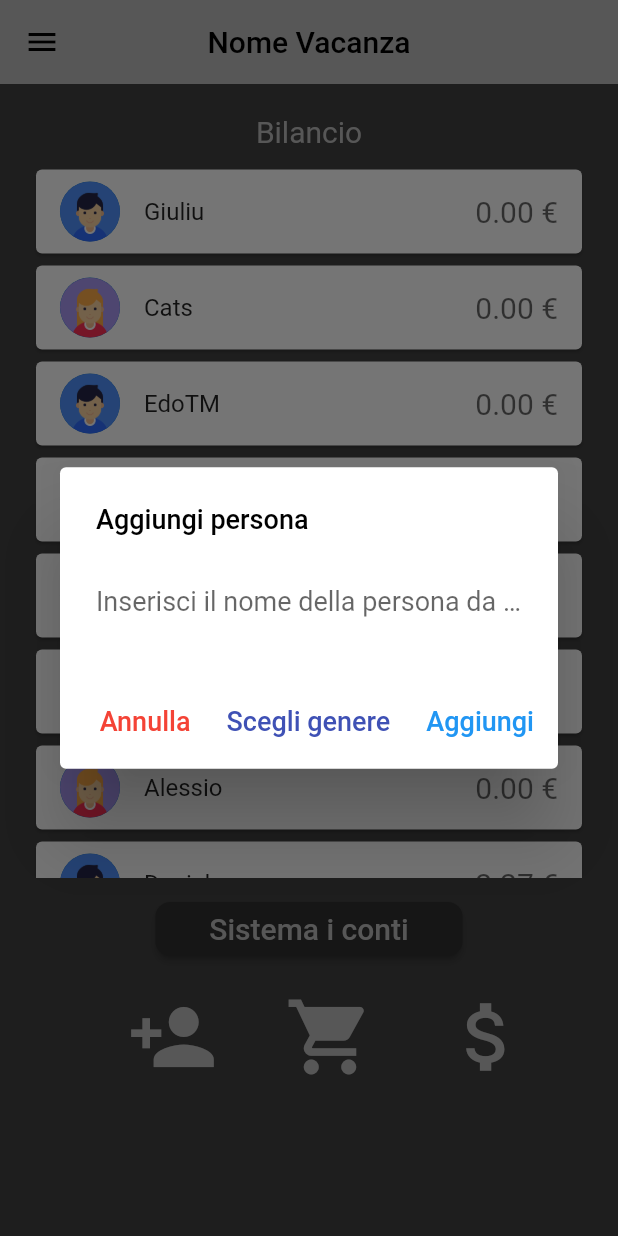
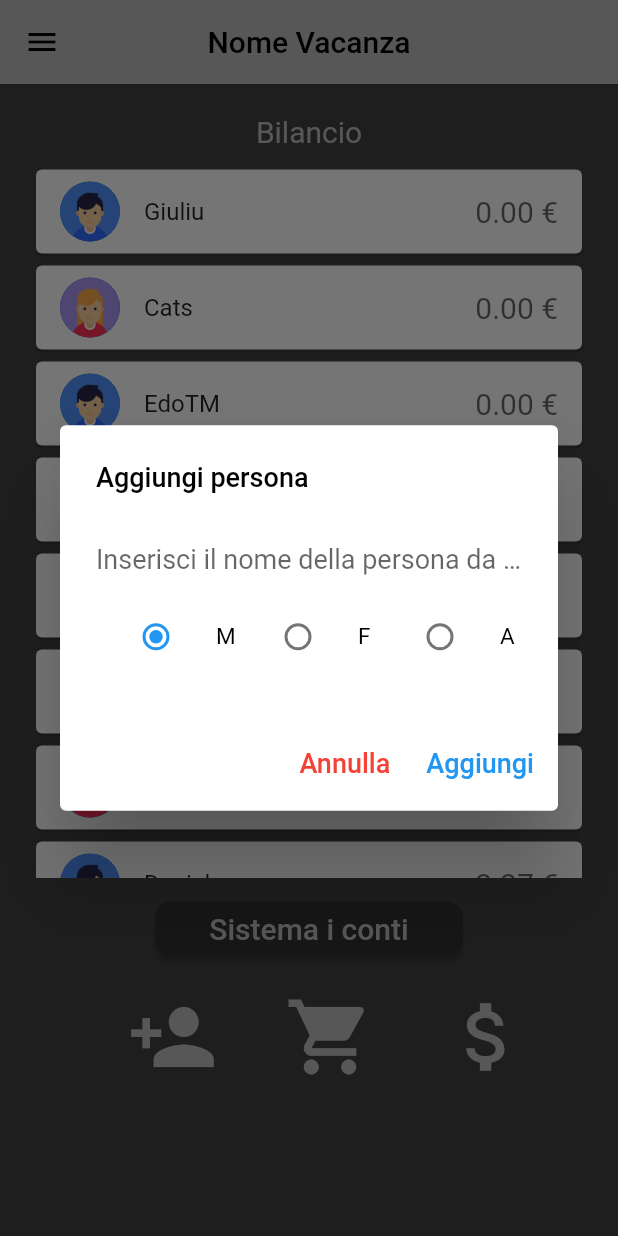
Before and after one commit to giumanuz/appspese, a Flutter app: the screen it shows after launch, after a tap on the "person add" icon, on a phone screen of 412 x 824 dp. Run offline on Flutter 3.47's test engine with Material 2 defaults, Android fonts, the phone set to English and light mode, and no system bars; Roboto replaces fonts that are missing (Oxygen-Light, Oxygen-Regular).

Commit message:
home avviata

```diff
--- /dev/null
+++ b/lib/common/my_card.dart
@@ -0,0 +1,67 @@
+import 'package:appspese/services/personalCard.dart';
+import 'package:flutter/material.dart';
+
+class MyCard extends StatelessWidget {
+  final PersonalCard card;
+  final DismissDirectionCallback? onDismissed;
+
+  const MyCard({required this.card, Key? key, this.onDismissed})
+      : super(key: key);
+
+  @override
+  Widget build(BuildContext context) {
+    Widget card_widget = Card(
+      child: ListTile(
+        onTap: () {
+          Navigator.pushNamed(context, '/personalPayment');
+        },
+        title: Text(
+          card.name,
+        ),
+        trailing: SizedBox(
+          width: MediaQuery.of(context).size.width * 0.2,
+          child: TextField(
+            decoration: InputDecoration(
+              border: InputBorder.none,
+              hintText: '${card.amount.toStringAsFixed(2)} €',
+            ),
+            textAlign: TextAlign.right,
+            style: const TextStyle(
+              color: Colors.black,
+              fontSize: 20.0,
+              fontFamily: 'Oxygen-Regular',
+            ),
+          ),
+        ),
+        leading: CircleAvatar(
+          backgroundImage: AssetImage('assets/${card.photo}'),
+        ),
+      ),
+    );
+
+    if (card.amount != 0) return card_widget;
+
+    return Dismissible(
+      direction: DismissDirection.endToStart,
+      key: Key(card.name),
+      background: Container(
+        decoration: BoxDecoration(
+          borderRadius: BorderRadius.circular(10.0),
+          color: Colors.red,
+        ),
+        child: const Align(
+          alignment: Alignment.centerRight,
+          child: Padding(
+            padding: EdgeInsets.fromLTRB(0.0, 0.0, 20.0, 0.0),
+            child: Icon(
+              Icons.delete,
+              color: Colors.white,
+            ),
+          ),
+        ),
+      ),
+      onDismissed: onDismissed,
+      child: card_widget,
+    );
+  }
+}
--- a/lib/pages/home.dart
+++ b/lib/pages/home.dart
@@ -1,4 +1,4 @@
-
+import 'package:appspese/common/my_card.dart';
 import 'package:flutter/material.dart';
 import 'package:appspese/services/personalCard.dart';
 
@@ -10,7 +10,6 @@ class Home extends StatefulWidget {
 }
 
 class _HomeState extends State<Home> {
-
   List<PersonalCard> cards = [
     PersonalCard(
       name: 'Giuliu',
@@ -77,8 +76,7 @@ class _HomeState extends State<Home> {
       body: SingleChildScrollView(
           child: Padding(
         padding: const EdgeInsets.fromLTRB(20.0, 20.0, 20.0, 0.0),
-          child: Column(
-            children: [
+        child: Column(children: [
           bilancioName(),
           const SizedBox(height: 10.0),
           buildPeopleContainer(context),
@@ -90,116 +88,51 @@ class _HomeState extends State<Home> {
             children: [
               IconButton(
                   onPressed: () {
-                        showDialog(context: context, builder: (context) => AlertDialog(
-                          title: const Text(
-                              'Aggiungi persona',
-                          style: TextStyle(
-                            color: Colors.black,
-                            fontSize: 18.0,
-                            fontFamily: 'Oxygen-Regular',
-                            ),
-                          ),
-                          content: TextFormField(
-                            decoration: const InputDecoration(
-                              border: InputBorder.none,
-                              hintText: 'Inserisci il nome della persona da aggiungere',
-                            ),
-                            style: const TextStyle(
-                              color: Colors.black,
-                              fontSize: 18.0,
-                              fontFamily: 'Oxygen-Regular',
-                            ),
-                          ),
-                          alignment: Alignment.center,
-                          actions: [
-                            TextButton(
-                              onPressed: () {
-                                Navigator.pop(context);
-                              },
-                              child: const Text(
-                                  'Annulla',
-                              style: TextStyle(
-                                color: Colors.red,
-                                fontSize: 18.0,
-                                fontFamily: 'Oxygen-Regular',
-                              ),
-                            )
-                            ),
-                            TextButton(
-                              onPressed: () {
-                                showDialog(context: context, builder: (context) => AlertDialog(
-                                  title: const Text(
-                                      'Scegli il genere',
-                                  style: TextStyle(
-                                    color: Colors.black,
-                                    fontSize: 18.0,
-                                    fontFamily: 'Oxygen-Regular',
-                                    ),
-                                  ),
-                                  content: Icon(Icons.person_add, color: Colors.grey[400], size: 10.0,),
-                                  actions: [
-                                    TextButton(
-                                      onPressed: () {
-                                        Navigator.pop(context);
-                                      },
-                                      child: const Text(
-                                          'Annulla',
-                                      style: TextStyle(
-                                        color: Colors.red,
-                                        fontSize: 18.0,
-                                        fontFamily: 'Oxygen-Regular',
-                                      ),
-                                    )
-                                    ),
-                                  ],
-                                )
-                                );
-                              },
-                              child: const Text(
-                                  'Scegli genere',
-                              style: TextStyle(
-                                color: Colors.indigo,
-                                fontSize: 18.0,
-                                fontFamily: 'Oxygen-Regular',
-                              ),
-                            )
-                            ),
-                            TextButton(
-                              onPressed: () {
-
-                              },
-                              child: const Text(
-                                  'Aggiungi',
-                              style: TextStyle(
-                                color: Colors.blue,
-                                fontSize: 18.0,
-                                fontFamily: 'Oxygen-Regular',
-                              ),
-                            )
-                            ),
-                          ],
-
-                        )
-                        );
+                    showDialog(
+                            context: context,
+                            builder: (context) => const AddPeoplePopUp())
+                        .then((value) {
+                      if (verificaCondizione(value['name'], cards)) {
+                        setState(() {
+                          cards.add(PersonalCard(
+                              photo: 'man.png',
+                              name: value['name'],
+                              amount: 0.0));
+                        });
+                      } else {
+                        showDialog(
+                            context: context,
+                            builder: (context) => const AlertDialog(
+                                  title: Text('Errore'),
+                                  content: Text('Nome già presente'),
+                                ));
+                      }
+                    });
                   },
                   alignment: Alignment.bottomLeft,
-                      icon: Icon(Icons.person_add, color: Colors.grey[400], size: 60.0,)
-                  ),
+                  icon: Icon(
+                    Icons.person_add,
+                    color: Colors.grey[400],
+                    size: 60.0,
+                  )),
               IconButton(
                   onPressed: () {},
-                      icon: Icon(Icons.shopping_cart, color: Colors.grey[400], size: 60.0,)
-                  ),
+                  icon: Icon(
+                    Icons.shopping_cart,
+                    color: Colors.grey[400],
+                    size: 60.0,
+                  )),
               IconButton(
                   onPressed: () {},
-                      icon: Icon(Icons.attach_money, color: Colors.grey[400], size: 60.0,)
-                  ),
+                  icon: Icon(
+                    Icons.attach_money,
+                    color: Colors.grey[400],
+                    size: 60.0,
+                  )),
             ],
           ),
-            ]
-          ),
-        )
-      ),
-
+        ]),
+      )),
     );
   }
 
@@ -233,9 +166,7 @@ class _HomeState extends State<Home> {
   Row rowButtonSistmaConti(BuildContext context) {
     return Row(
       mainAxisAlignment: MainAxisAlignment.center,
-              children: [
-                buttonSistemaConti(context)
-              ],
+      children: [buttonSistemaConti(context)],
     );
   }
 
@@ -243,10 +174,9 @@ class _HomeState extends State<Home> {
     return const Text(
       'Bilancio',
       style: TextStyle(
-                color: Color (0xFFBDBDBD),
+        color: Color(0xFFBDBDBD),
         fontSize: 20.0,
         fontFamily: 'Oxygen-Regular',
-
       ),
     );
   }
@@ -262,13 +192,12 @@ class _HomeState extends State<Home> {
           borderRadius: BorderRadius.circular(10.0),
         ),
       ),
-                  child:
-                    const Padding(
+      child: const Padding(
         padding: EdgeInsets.fromLTRB(20.0, 2.0, 20.0, 2.0),
         child: Text(
           'Sistema i conti',
           style: TextStyle(
-                        color: Color (0xFFBDBDBD),
+            color: Color(0xFFBDBDBD),
             fontSize: 20.0,
             fontFamily: 'Oxygen-Light',
           ),
@@ -279,78 +208,195 @@ class _HomeState extends State<Home> {
 
   Container buildPeopleContainer(BuildContext context) {
     return Container(
-              height: cards.length <= 8 ? cards.length * 64.0 : MediaQuery.of(context).size.height * 0.578,
+      height: cards.length <= 8
+          ? cards.length * 64.0
+          : MediaQuery.of(context).size.height * 0.578,
       width: MediaQuery.of(context).size.width * 1.1,
       decoration: BoxDecoration(
         // color: Colors.grey[400],
         borderRadius: BorderRadius.circular(10.0),
       ),
-              child: Center(
-                child: buildPeopleList()
-              ),
+      child: Center(child: buildPeopleList()),
     );
   }
 
   ListView buildPeopleList() {
     return ListView.builder(
         shrinkWrap: true,
-                    physics: cards.length <= 8 ? const NeverScrollableScrollPhysics() : const AlwaysScrollableScrollPhysics(),
+        physics: cards.length <= 8
+            ? const NeverScrollableScrollPhysics()
+            : const AlwaysScrollableScrollPhysics(),
         itemCount: cards.length,
         itemBuilder: (context, index) {
-                      return Dismissible(
-                        direction: DismissDirection.endToStart,
-                        key: Key(cards[index].name),
-                        background: Container(
-                          decoration: BoxDecoration(
-                            borderRadius: BorderRadius.circular(10.0),
+          return MyCard(
+              card: cards[index],
+              onDismissed: (_) => setState(() => cards.removeAt(index)));
+        });
+  }
+
+  bool verificaCondizione(value, List<PersonalCard> cards) {
+    for (var i = 0; i < cards.length; i++) {
+      if (cards[i].name == value) {
+        return false;
+      }
+    }
+    return true;
+  }
+}
+
+class AddPeoplePopUp extends StatefulWidget {
+  const AddPeoplePopUp({Key? key}) : super(key: key);
+
+  @override
+  State<AddPeoplePopUp> createState() => _AddPeoplePopUpState();
+}
+
+class _AddPeoplePopUpState extends State<AddPeoplePopUp> {
+  String addedPerson = '';
+  int sesso = 0;
+
+  TextField inputFormAddPerson() {
+    return TextField(
+      decoration: InputDecoration(
+        border: InputBorder.none,
+        hintText: 'Inserisci il nome della persona da aggiungere',
+      ),
+      style: TextStyle(
+        color: Colors.black,
+        fontSize: 18.0,
+        fontFamily: 'Oxygen-Regular',
+      ),
+      onChanged: (text) {
+        addedPerson = text;
+      },
+    );
+  }
+
+  TextButton annullaButton(BuildContext context) {
+    return TextButton(
+        onPressed: () {
+          Navigator.pop(context);
+        },
+        child: const Text(
+          'Annulla',
+          style: TextStyle(
             color: Colors.red,
+            fontSize: 18.0,
+            fontFamily: 'Oxygen-Regular',
           ),
-                          child: const Align(
-                            alignment: Alignment.centerRight,
-                            child: Padding(
-                              padding: EdgeInsets.fromLTRB(0.0, 0.0, 20.0, 0.0),
-                              child: Icon(
-                                Icons.delete,
-                                color: Colors.white,
+        ));
+  }
+
+  TextButton aggiungiButton() {
+    return TextButton(
+        onPressed: () {
+          if (addedPerson != '') {
+            Navigator.pop(context, {
+              'name': addedPerson,
+              'sesso': sesso,
+            });
+          }
+        },
+        child: const Text(
+          'Aggiungi',
+          style: TextStyle(
+            color: Colors.blue,
+            fontSize: 18.0,
+            fontFamily: 'Oxygen-Regular',
+          ),
+        ));
+  }
+
+  @override
+  Widget build(BuildContext context) {
+    return AlertDialog(
+      title: const Text(
+        'Aggiungi persona',
+        style: TextStyle(
+          color: Colors.black,
+          fontSize: 18.0,
+          fontFamily: 'Oxygen-Regular',
+        ),
+      ),
+      content: Column(
+        mainAxisSize: MainAxisSize.min,
+        children: [
+          inputFormAddPerson(),
+          Row(children: [
+            Flexible(
+              flex: 1,
+              child: ListTile(
+                title: const Text(
+                  'M',
+                  style: TextStyle(
+                    color: Colors.black,
+                    fontSize: 15.0,
+                    fontFamily: 'Oxygen-Regular',
+                  ),
+                ),
+                leading: Radio(
+                  value: 0,
+                  groupValue: sesso,
+                  onChanged: (value) {
+                    setState(() {
+                      sesso = value as int;
+                    });
+                  },
                 ),
               ),
             ),
-                        ),
-                        onDismissed: (direction) {
-                          setState(() {
-                            cards.removeAt(index);
-                          });
-                        },
-                        child: Card(
+            Flexible(
+              flex: 1,
               child: ListTile(
-                            onTap: () {
-                              Navigator.pushNamed(context, '/personalPayment');
-                            },
-                            title: Text(
-                              cards[index].name,
-                            ),
-                            trailing: SizedBox(
-                              width: MediaQuery.of(context).size.width * 0.2,
-                              child: TextField(
-                                decoration: InputDecoration(
-                                  border: InputBorder.none,
-                                  hintText: '${cards[index].amount.toStringAsFixed(2)} €',
-                                ),
-                                textAlign: TextAlign.right,
-                                style: const TextStyle(
+                title: const Text(
+                  'F',
+                  style: TextStyle(
                     color: Colors.black,
-                                  fontSize: 20.0,
+                    fontSize: 15.0,
                     fontFamily: 'Oxygen-Regular',
                   ),
                 ),
-                            ),
-                            leading: CircleAvatar(
-                              backgroundImage: AssetImage('assets/${cards[index].photo}'),
+                leading: Radio(
+                  value: 1,
+                  groupValue: sesso,
+                  onChanged: (value) {
+                    setState(() {
+                      sesso = value as int;
+                    });
+                  },
                 ),
               ),
             ),
-                      );
-                    }
+            Flexible(
+              flex: 1,
+              child: ListTile(
+                title: const Text(
+                  'A',
+                  style: TextStyle(
+                    color: Colors.black,
+                    fontSize: 15.0,
+                    fontFamily: 'Oxygen-Regular',
+                  ),
+                ),
+                leading: Radio(
+                  value: 2,
+                  groupValue: sesso,
+                  onChanged: (value) {
+                    setState(() {
+                      sesso = value as int;
+                    });
+                  },
+                ),
+              ),
+            ),
+          ])
+        ],
+      ),
+      alignment: Alignment.center,
+      actions: [
+        annullaButton(context),
+        aggiungiButton(),
+      ],
     );
   }
 }
```
Lines whose indentation alone changed are shown as unchanged.
